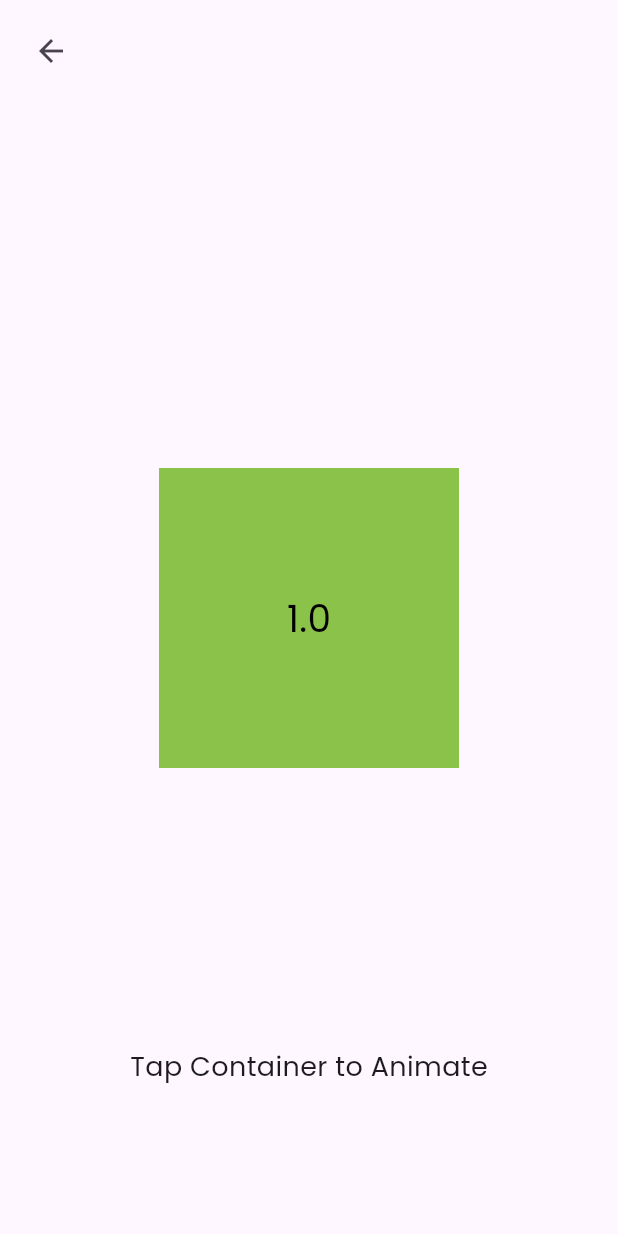
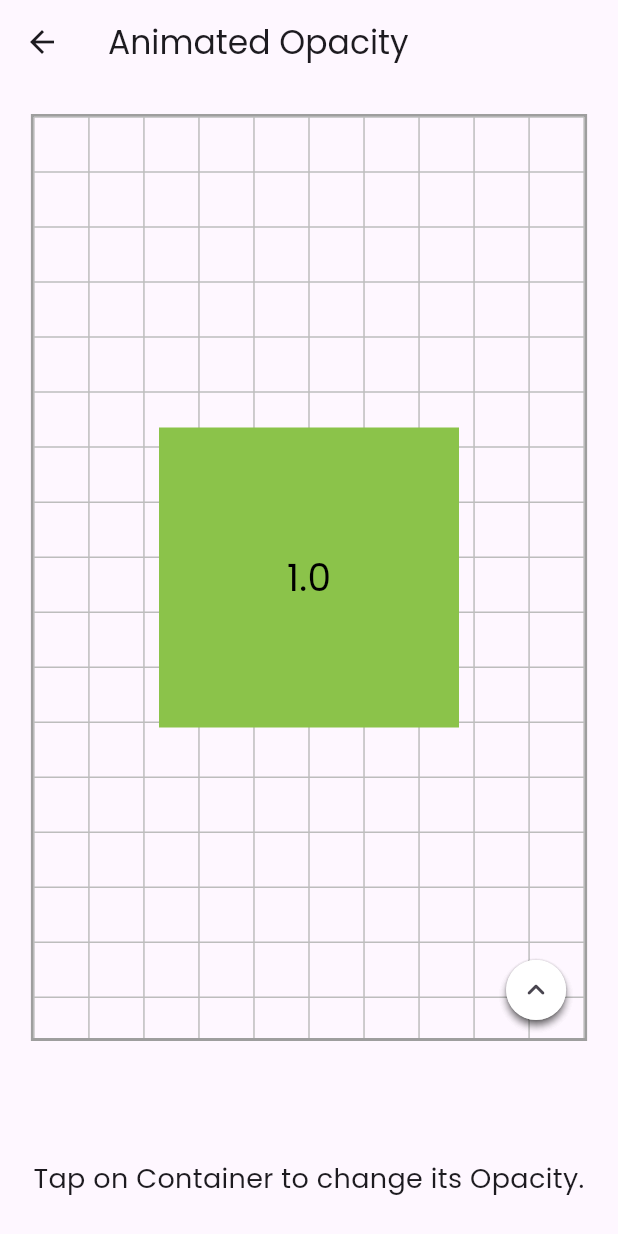
Before and after one commit to bhawesh2002/animotion_gallery, a Flutter app: the AniOpacityPage screen opened directly, on a phone screen of 412 x 824 dp. Run offline on Flutter 3.47's test engine with Material 3 defaults, Android fonts, the phone set to English and light mode, and no system bars; our stand-ins replace google_fonts.

Commit message:
Refactor AniOpacityPage widget to update UI layout and import statements, and include Playground widget with AniOpacity child

```diff
--- a/lib/implicit animations/ani_opacity.dart
+++ b/lib/implicit animations/ani_opacity.dart
@@ -1,6 +1,6 @@
 import 'dart:math';
 
-import 'package:animotion_gallery/widgets/back_arrow.dart';
+import 'package:animotion_gallery/widgets/playground/palyground.dart';
 import 'package:flutter/material.dart';
 
 class AniOpacityPage extends StatelessWidget {
@@ -10,33 +10,42 @@ class AniOpacityPage extends StatelessWidget {
   Widget build(BuildContext context) {
     return SafeArea(
       child: Scaffold(
+        appBar: AppBar(
+          title: const Text("Animated Opacity"),
+        ),
         body: Stack(
           children: [
             Positioned.fill(
-            top: 10,
-            left: 10,
-            child:
-                Align(alignment: Alignment.topLeft, child: backArrow(context)),
-          ),
-          const Positioned.fill(
+              top: 20,
               child: Align(
-              alignment: Alignment.center,
-              child: AniOpacity(),
+                alignment: Alignment.topCenter,
+                child: SizedBox(
+                  width: MediaQuery.of(context).size.width * 0.9,
+                  height: MediaQuery.of(context).size.height * 0.75,
+                  child: Playground(
+                    child: const AniOpacity(),
                   ),
                 ),
-          const Positioned.fill(
-            bottom: 100,
-            child: Align(
+              ),
+            ),
+            Align(
               alignment: Alignment.bottomCenter,
-              child: Text(
-                "Tap Container to Animate",
+              child: Padding(
+                padding: EdgeInsets.symmetric(
+                  horizontal: MediaQuery.of(context).size.width * 0.05,
+                  vertical: MediaQuery.of(context).size.height * 0.03,
+                ),
+                child: const Text(
+                  "Tap on Container to change its Opacity.",
+                  textAlign: TextAlign.center,
                   style: TextStyle(fontSize: 18),
                 ),
               ),
             ),
           ],
         ),
-    ));
+      ),
+    );
   }
 }
 
```
Lines whose indentation alone changed are shown as unchanged.
